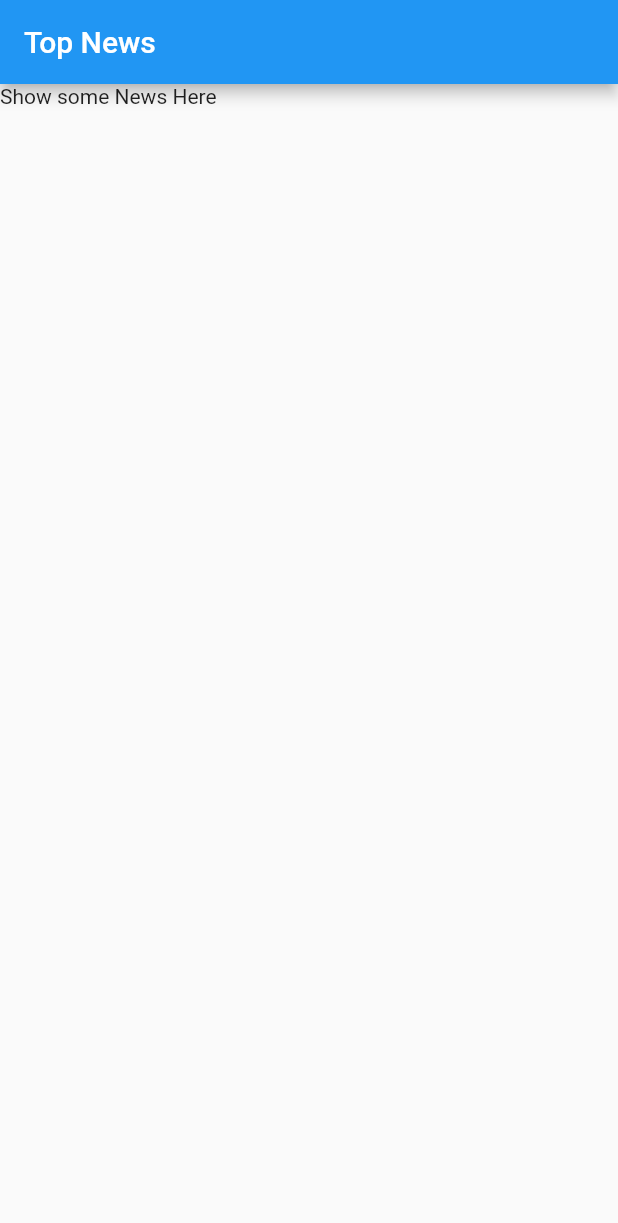
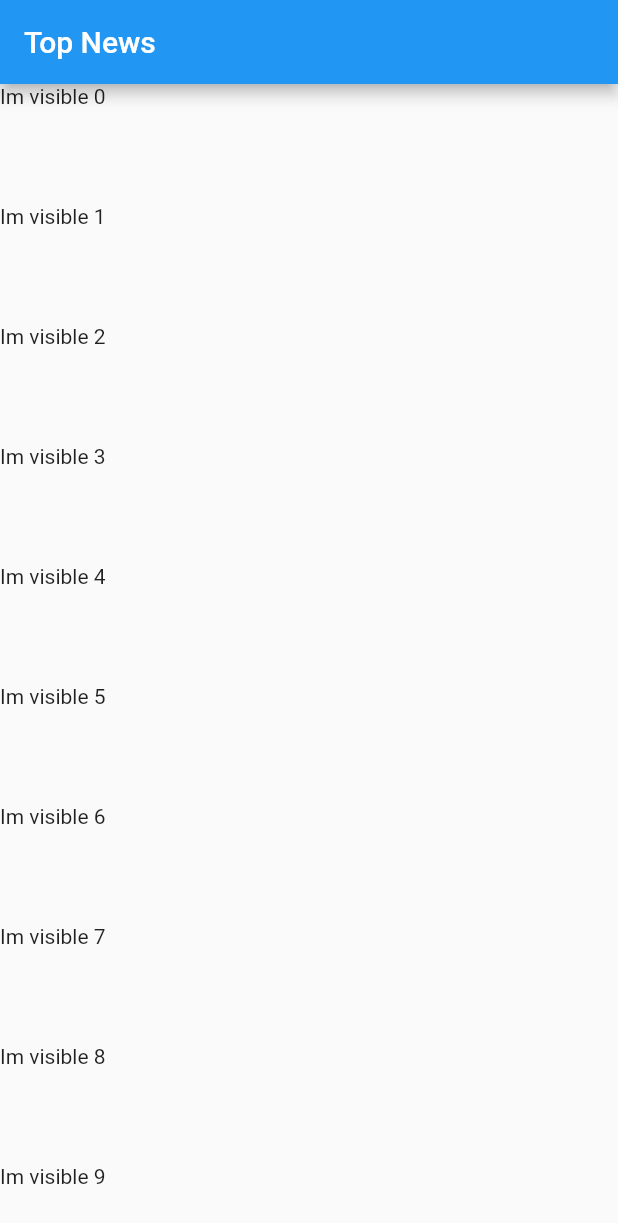
Before and after one commit to Julian-Figueroa/flutter_news, a Flutter app: the screen it shows after launch, on a phone screen of 412 x 824 dp. Shown: the top 1223 px of the screen. Run offline on Flutter 3.47's test engine with Material 2 defaults, Android fonts, the phone set to English and light mode, and no system bars; our stand-ins replace sqflite; accounts and stored records are empty.

```diff
--- /dev/null
+++ b/lib/src/blocs/stories_bloc.dart
@@ -0,0 +1 @@
+class StoriesBloc {}
--- a/lib/src/screens/news_list.dart
+++ b/lib/src/screens/news_list.dart
@@ -6,7 +6,30 @@ class NewsList extends StatelessWidget {
       appBar: AppBar(
         title: Text('Top News'),
       ),
-      body: Text('Show some News Here'),
+      body: buildList(),
     );
   }
+
+  Widget buildList() {
+    return ListView.builder(
+      itemCount: 1000,
+      itemBuilder: (BuildContext context, int index) {
+        return FutureBuilder(
+          future: getFuture(),
+          builder: (BuildContext context, snapshot) {
+            return Container(
+              height: 80.0,
+              child: snapshot.hasData
+                  ? Text('Im visible $index')
+                  : Text('I havent fetch data yet $index'),
+            );
+          },
+        );
+      },
+    );
+  }
+
+  getFuture() {
+    return Future.delayed(Duration(seconds: 2), () => 'Hi');
+  }
 }
```
Also changed, not shown: lib/src/blocs/stories_provider.dart (added, +14 -0 lines).
